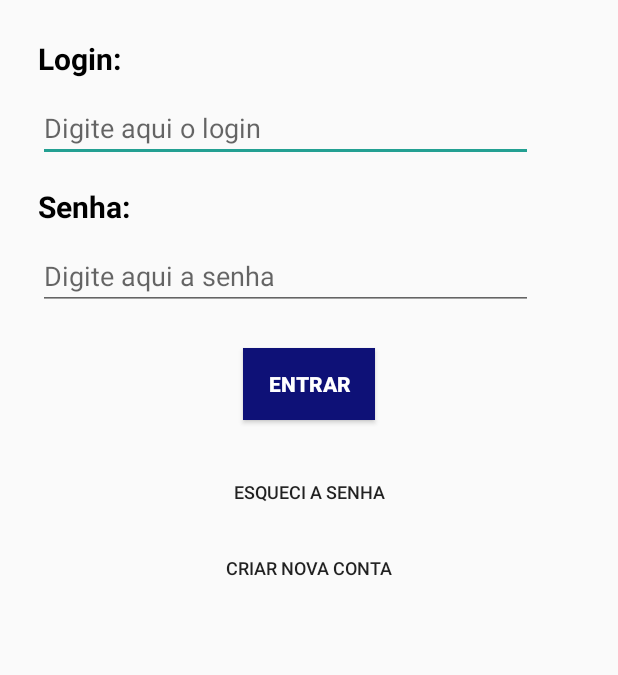
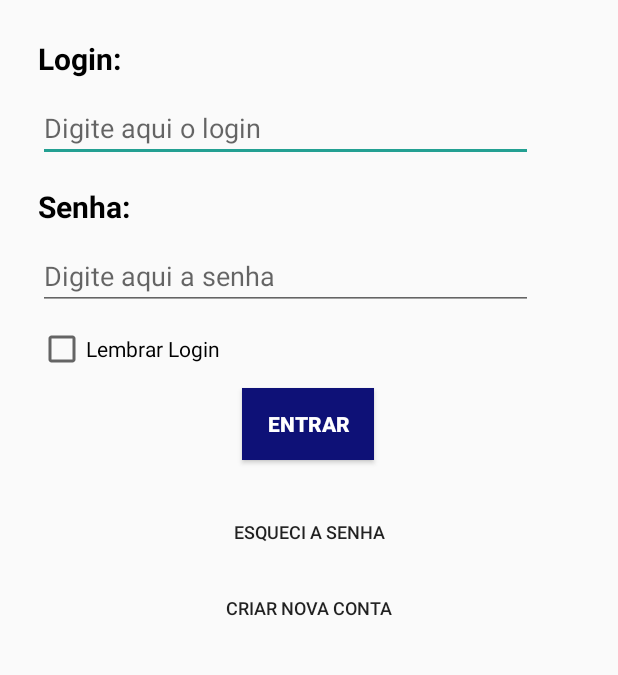
Before and after one commit to Gjiroh/APPET-O, an Android app: the screen it shows after launch (LoginActivity), on a phone screen of 412 x 824 dp, the part 392-1067 px from its top. Run offline under Robolectric (Android 15) with nearby library versions, the phone set to English and light mode, and no system bars; our stand-ins replace Firebase (no records; nobody signed in at launch, a user with empty details on screens opened directly); libraries missing offline, so code that uses them is left out: github.nisrulz.stackedhorizontalprogressbar.

Commit message:
Funcionalidade Lembrar Login

```diff
--- a/app/src/main/java/com/peteleco/appet/Autenticacao_Login/LoginActivity.java
+++ b/app/src/main/java/com/peteleco/appet/Autenticacao_Login/LoginActivity.java
@@ -1,46 +1,40 @@
 package com.peteleco.appet.Autenticacao_Login;
-
-import androidx.annotation.NonNull;
-import androidx.appcompat.app.AppCompatActivity;
 
 import android.content.Intent;
 import android.content.SharedPreferences;
 import android.os.Bundle;
-import android.os.Handler;
 import android.text.TextUtils;
-import android.util.LayoutDirection;
 import android.util.Log;
 import android.util.Patterns;
 import android.view.View;
 import android.widget.Button;
+import android.widget.CheckBox;
 import android.widget.EditText;
 import android.widget.Toast;
+
+import androidx.annotation.NonNull;
+import androidx.appcompat.app.AppCompatActivity;
 
 import com.google.android.gms.tasks.OnCompleteListener;
 import com.google.android.gms.tasks.Task;
 import com.google.firebase.auth.AuthResult;
 import com.google.firebase.auth.FirebaseAuth;
 import com.google.firebase.auth.FirebaseUser;
-import com.google.firebase.database.DataSnapshot;
-import com.google.firebase.database.DatabaseError;
-import com.google.firebase.database.DatabaseReference;
-import com.google.firebase.database.FirebaseDatabase;
-import com.google.firebase.database.ValueEventListener;
 import com.peteleco.appet.MenuInicial.ProjetosActivity;
 import com.peteleco.appet.R;
 import com.peteleco.appet.bancoDados;
-
-import java.util.List;
 
 public class LoginActivity extends AppCompatActivity {
 
     private Button irCadastrar, logar, esqSenha, enter;
     private EditText campo_login;
     private EditText campo_senha;
+    private CheckBox lembrar_login;
 
     private static final String TAG = "LoginActivity";
     private FirebaseAuth mAuth;
     public bancoDados bancoDados;
+    private SharedPreferences preferences;
 
     @Override
     protected void onCreate(Bundle savedInstanceState) {
@@ -51,8 +45,17 @@ public class LoginActivity extends AppCompatActivity {
 
         clearData(getSharedPreferences("Activity", 0));
         clearData(getSharedPreferences("Dados", 0));
+        preferences= getApplicationContext().getSharedPreferences("Lembrar",0);
 
         mAuth = FirebaseAuth.getInstance();
+
+        lembrar_login= findViewById(R.id.checkBoxSalvarLogin);
+        campo_login = findViewById(R.id.edt_login);
+        boolean verifyLembrar = preferences.getBoolean("lembrarLogin", false);
+        if (verifyLembrar){
+            campo_login.setText(preferences.getString("login",""));
+            lembrar_login.setChecked(true);
+        }
 
         irCadastrar = findViewById(R.id.bt_criarConta);
         irCadastrar.setOnClickListener(new View.OnClickListener() {
@@ -78,7 +81,7 @@ public class LoginActivity extends AppCompatActivity {
         enter.setOnClickListener(new View.OnClickListener() {
             @Override
             public void onClick(View v) {
-                campo_login = findViewById(R.id.edt_login);
+
                 String loginSalvar = campo_login.getText().toString();
 
                 campo_senha = findViewById(R.id.edt_password);
@@ -136,6 +139,13 @@ public class LoginActivity extends AppCompatActivity {
                                 Intent intent = new Intent(getApplicationContext(), ProjetosActivity.class);
                                 campo_senha.setText("");
                                 startActivity(intent);
+
+                                if(lembrar_login.isChecked()){
+                                    preferences.edit().putBoolean("lembrarLogin", true).apply();
+                                    preferences.edit().putString("login", email).apply();
+                                } else {
+                                    preferences.edit().clear().apply();
+                                }
                             }
                         } else {
                             // If sign in fails, display a message to the user.
--- a/app/src/main/res/layout/activity_main.xml
+++ b/app/src/main/res/layout/activity_main.xml
@@ -109,14 +109,15 @@
                 android:id="@+id/bt_entrar"
                 android:layout_width="wrap_content"
                 android:layout_height="wrap_content"
-                android:layout_marginTop="25dp"
+                android:layout_marginTop="10dp"
                 android:background="@color/colorPrimaryDark"
                 android:text="Entrar"
                 android:textColor="@color/white"
                 android:textStyle="bold"
                 app:layout_constraintEnd_toEndOf="parent"
+                app:layout_constraintHorizontal_bias="0.498"
                 app:layout_constraintStart_toStartOf="parent"
-                app:layout_constraintTop_toBottomOf="@+id/edt_password" />
+                app:layout_constraintTop_toBottomOf="@+id/checkBoxSalvarLogin" />
 
             <Button
                 android:id="@+id/bt_esqueceuSenha"
@@ -131,6 +132,19 @@
                 app:layout_constraintStart_toStartOf="parent"
                 app:layout_constraintTop_toBottomOf="@+id/bt_entrar" />
 
+            <CheckBox
+                android:id="@+id/checkBoxSalvarLogin"
+                android:layout_width="wrap_content"
+                android:layout_height="wrap_content"
+                android:layout_marginStart="25dp"
+                android:layout_marginLeft="25dp"
+                android:layout_marginTop="10dp"
+                android:text="Lembrar Login"
+                app:layout_constraintEnd_toEndOf="parent"
+                app:layout_constraintHorizontal_bias="0.0"
+                app:layout_constraintStart_toStartOf="parent"
+                app:layout_constraintTop_toBottomOf="@+id/edt_password" />
+
         </androidx.constraintlayout.widget.ConstraintLayout>
     </LinearLayout>
 
```
